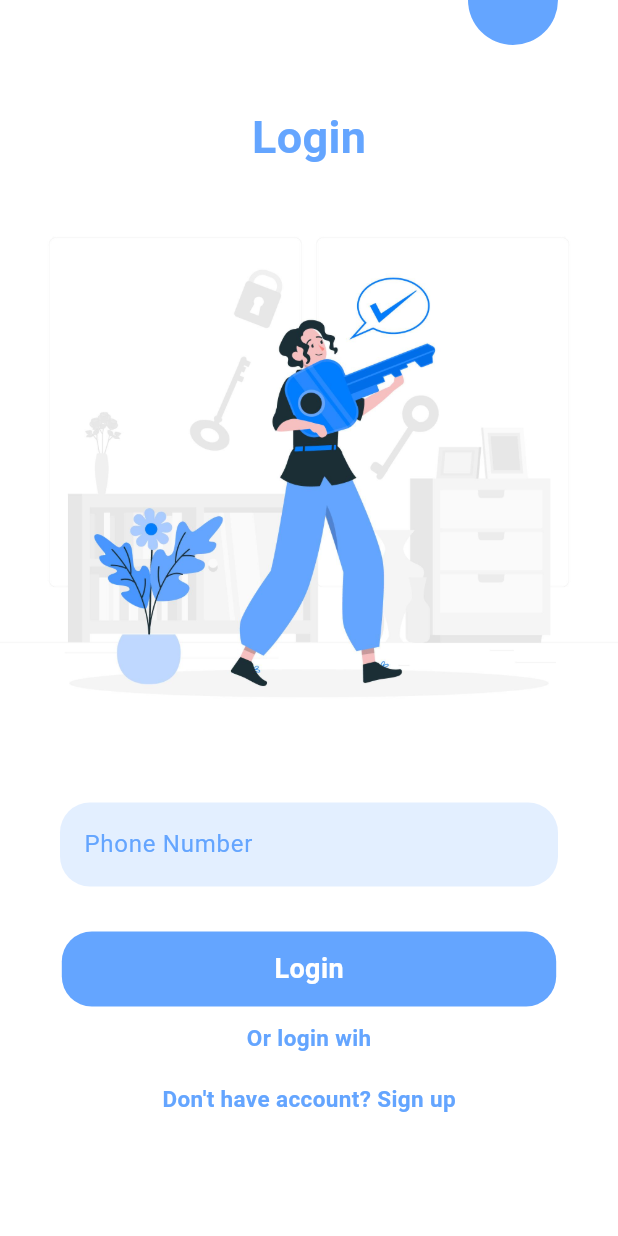
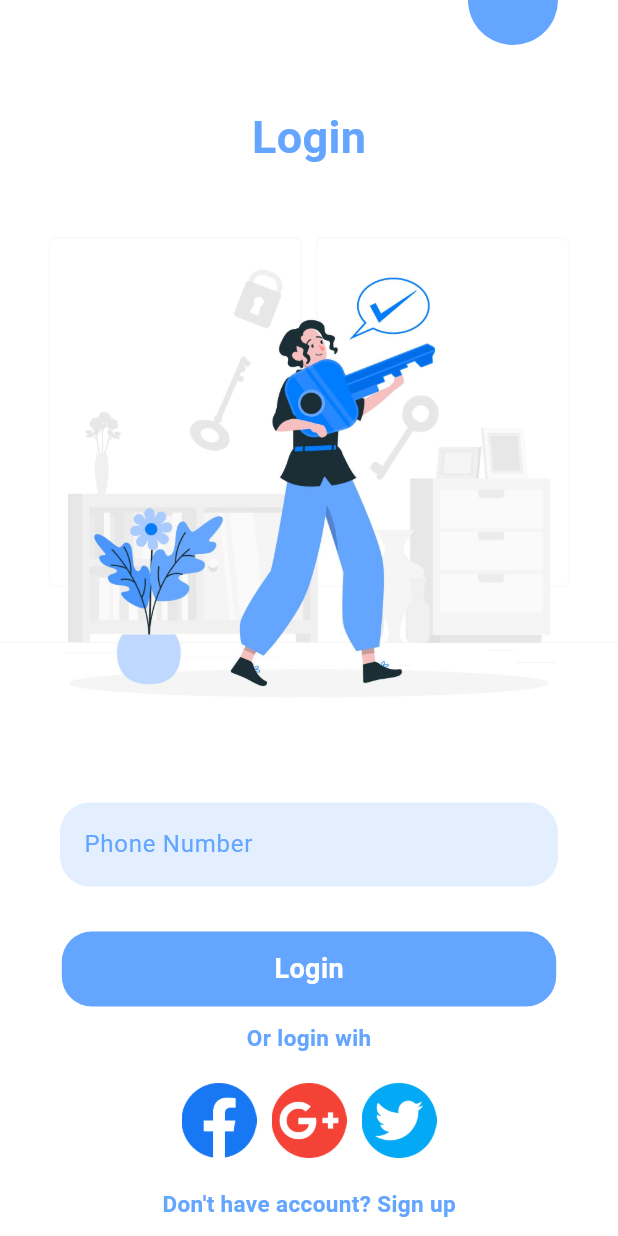
Before and after one commit to Fatma-kabil/auth-screens, a Flutter app: the screen it shows after launch, on a phone screen of 412 x 824 dp. Run offline on Flutter 3.47's test engine with Material 3 defaults, Android fonts, the phone set to English and light mode, and no system bars.

Commit message:
add social media

```diff
--- a/lib/onboard/login_screen.dart
+++ b/lib/onboard/login_screen.dart
@@ -1,6 +1,7 @@
 import 'package:auth_flutter_project/constants.dart';
 import 'package:auth_flutter_project/onboard/widgets/button_widget.dart';
 import 'package:auth_flutter_project/onboard/widgets/circle_widget.dart';
+import 'package:auth_flutter_project/onboard/widgets/social_media_list.dart';
 import 'package:auth_flutter_project/onboard/widgets/text_button.dart';
 import 'package:auth_flutter_project/onboard/widgets/text_field.dart';
 import 'package:flutter/material.dart';
@@ -32,11 +33,12 @@ class LoginScreen extends StatelessWidget {
             ),
             const TextButtonWidget(text: 'Or login wih'),
             const SizedBox(
-              height: 10,
+              height: 20,
             ),
-            Row(),
+
+            const SocialMediaList(),
             const SizedBox(
-              height: 10,
+              height: 20,
             ),
             const TextButtonWidget(text: 'Don\'t have account? Sign up'),
           ],
--- /dev/null
+++ b/lib/onboard/widgets/social_media_icon.dart
@@ -0,0 +1,14 @@
+import 'package:flutter/material.dart';
+
+class SocialMediaIcon extends StatelessWidget {
+  const SocialMediaIcon({super.key, required this.image});
+  final String image;
+  @override
+  Widget build(BuildContext context) {
+    return Image.asset(
+      image,
+      height: 50,
+      width: 50,
+    );
+  }
+}
--- /dev/null
+++ b/lib/onboard/widgets/social_media_list.dart
@@ -0,0 +1,24 @@
+import 'package:auth_flutter_project/onboard/widgets/social_media_icon.dart';
+import 'package:flutter/material.dart';
+
+class SocialMediaList extends StatelessWidget {
+  const SocialMediaList({super.key});
+
+  @override
+  Widget build(BuildContext context) {
+    return const Row(
+      mainAxisAlignment: MainAxisAlignment.center,
+      children: [
+        SocialMediaIcon(image: 'assets/images/facebook.png'),
+        SizedBox(
+          width: 10,
+        ),
+        SocialMediaIcon(image: 'assets/images/google-plus.png'),
+        SizedBox(
+          width: 10,
+        ),
+        SocialMediaIcon(image: 'assets/images/twitter.png'),
+      ],
+    );
+  }
+}
```
Also changed, not shown: assets/images/facebook.png (added), assets/images/google-plus.png (added), assets/images/twitter.png (added).
